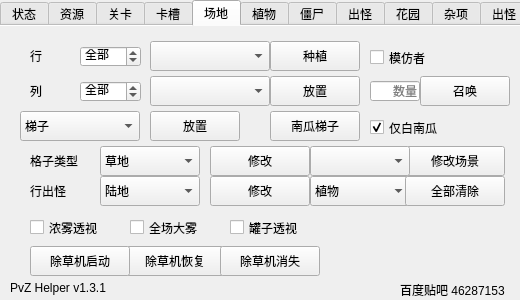
Before: the Qt Designer form src/mainwindow.ui in CarrotFish/PvZHelper-Mac, drawn with Qt 5.
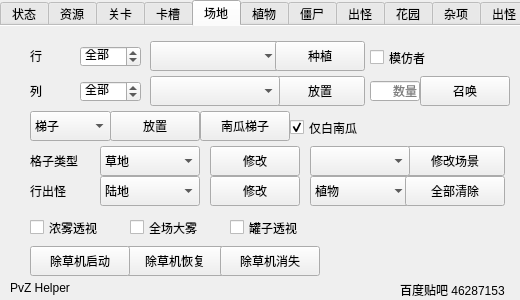
After: the same form once the commit is applied. The open tabs and pages were chosen to show the change.

```diff
--- a/src/mainwindow.ui
+++ b/src/mainwindow.ui
@@ -1685,7 +1685,7 @@
        <rect>
         <x>210</x>
         <y>120</y>
-        <width>100</width>
+        <width>90</width>
         <height>30</height>
        </rect>
       </property>
@@ -1726,7 +1726,7 @@
        <rect>
         <x>210</x>
         <y>150</y>
-        <width>100</width>
+        <width>90</width>
         <height>30</height>
        </rect>
       </property>
@@ -1763,7 +1763,7 @@
      <widget class="QPushButton" name="PumpkinLadder">
       <property name="geometry">
        <rect>
-        <x>270</x>
+        <x>200</x>
         <y>85</y>
         <width>90</width>
         <height>30</height>
@@ -1776,7 +1776,7 @@
      <widget class="QCheckBox" name="ImitaterOnly">
       <property name="geometry">
        <rect>
-        <x>370</x>
+        <x>290</x>
         <y>90</y>
         <width>77</width>
         <height>23</height>
@@ -1792,7 +1792,7 @@
      <widget class="QPushButton" name="PutItem">
       <property name="geometry">
        <rect>
-        <x>150</x>
+        <x>110</x>
         <y>85</y>
         <width>90</width>
         <height>30</height>
@@ -1807,7 +1807,7 @@
        <rect>
         <x>150</x>
         <y>15</y>
-        <width>120</width>
+        <width>130</width>
         <height>30</height>
        </rect>
       </property>
@@ -1818,7 +1818,7 @@
      <widget class="QPushButton" name="SetPlant">
       <property name="geometry">
        <rect>
-        <x>270</x>
+        <x>275</x>
         <y>15</y>
         <width>90</width>
         <height>30</height>
@@ -1831,7 +1831,7 @@
      <widget class="QPushButton" name="SetZombie">
       <property name="geometry">
        <rect>
-        <x>270</x>
+        <x>275</x>
         <y>50</y>
         <width>90</width>
         <height>30</height>
@@ -1846,7 +1846,7 @@
        <rect>
         <x>150</x>
         <y>50</y>
-        <width>120</width>
+        <width>130</width>
         <height>30</height>
        </rect>
       </property>
@@ -2030,9 +2030,9 @@
      <widget class="QComboBox" name="ItemType">
       <property name="geometry">
        <rect>
-        <x>20</x>
+        <x>30</x>
         <y>85</y>
-        <width>120</width>
+        <width>81</width>
         <height>30</height>
        </rect>
       </property>
@@ -4508,7 +4508,7 @@
      </rect>
     </property>
     <property name="text">
-     <string>PvZ Helper v1.3.1</string>
+     <string>PvZ Helper</string>
     </property>
    </widget>
   </widget>
```
Left out of the diff: 24 changed lines with no effect on the pictures.
